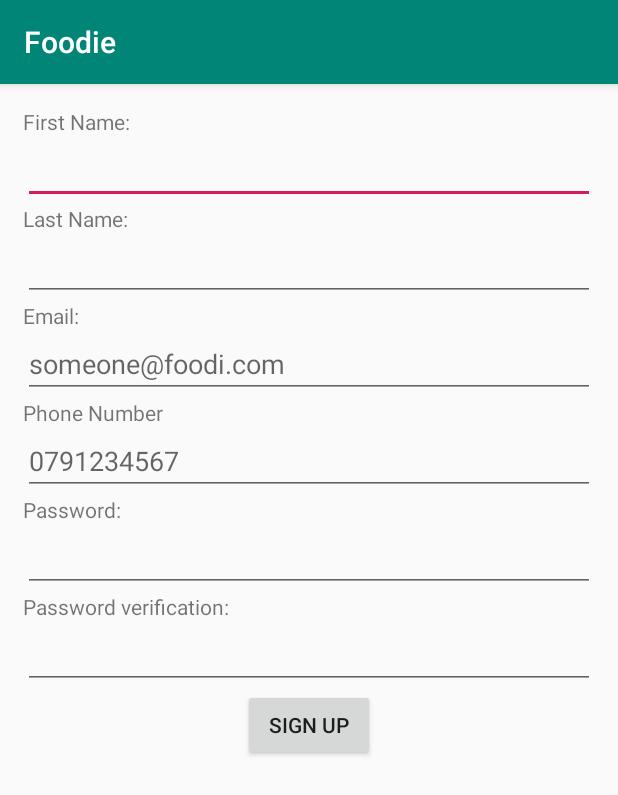
After one commit to hamzajbr40/Foodie, an Android app: the SignUpActivity screen opened directly, with no data from a screen before it, on a phone screen of 412 x 824 dp. The commit adds this screen. Shown: the top 795 px of the screen. Run offline under Robolectric (Android 15) with nearby library versions, the phone set to English and light mode, and no system bars.

Commit message:
i made a new layout for the signUp that have the main attributes for the registrations and then i connected the signUp button that is in the welcome layout with the new signUp layout

```diff
--- a/app/src/main/AndroidManifest.xml
+++ b/app/src/main/AndroidManifest.xml
@@ -19,7 +19,8 @@
             </intent-filter>
         </activity>
         <activity android:name=".Category_Activity" />
-        <activity android:name=".LoginActivity"></activity>
+        <activity android:name=".LoginActivity" />
+        <activity android:name=".SignUpActivity"></activity>
     </application>
 
 </manifest>
--- /dev/null
+++ b/app/src/main/java/com/dev40/foodie/SignUpActivity.java
@@ -0,0 +1,13 @@
+package com.dev40.foodie;
+
+import android.support.v7.app.AppCompatActivity;
+import android.os.Bundle;
+
+public class SignUpActivity extends AppCompatActivity {
+
+    @Override
+    protected void onCreate(Bundle savedInstanceState) {
+        super.onCreate(savedInstanceState);
+        setContentView(R.layout.activity_sign_up);
+    }
+}
--- a/app/src/main/java/com/dev40/foodie/WellcomeActivity.java
+++ b/app/src/main/java/com/dev40/foodie/WellcomeActivity.java
@@ -18,6 +18,7 @@ public class WellcomeActivity extends Activity {
 
         Button skipButton = (Button) findViewById(R.id.skip_btn);
         Button loginButton = (Button) findViewById(R.id.login_Activity_btn);
+        Button signUpButton = (Button) findViewById(R.id.signup_btn);
 
     }
 
@@ -29,4 +30,8 @@ public class WellcomeActivity extends Activity {
         intent = new Intent(this, Category_Activity.class);
         startActivity(intent);
     }
+    public void signUp(View view) {
+        intent = new Intent(this, SignUpActivity.class);
+        startActivity(intent);
+    }
 }
--- /dev/null
+++ b/app/src/main/res/layout/activity_sign_up.xml
@@ -0,0 +1,83 @@
+<?xml version="1.0" encoding="utf-8"?>
+<LinearLayout xmlns:android="http://schemas.android.com/apk/res/android"
+    xmlns:app="http://schemas.android.com/apk/res-auto"
+    xmlns:tools="http://schemas.android.com/tools"
+    android:layout_width="match_parent"
+    android:layout_height="match_parent"
+    android:orientation="vertical"
+    android:layout_margin="15sp"
+    tools:context=".SignUpActivity">
+
+    <TextView
+        android:layout_width="wrap_content"
+        android:layout_height="wrap_content"
+        android:text="First Name:" />
+
+    <EditText
+        android:id="@+id/firstName"
+        android:layout_width="match_parent"
+        android:layout_height="wrap_content" />
+
+    <TextView
+        android:layout_width="wrap_content"
+        android:layout_height="wrap_content"
+        android:text="Last Name:" />
+
+    <EditText
+        android:id="@+id/lastName"
+        android:layout_width="match_parent"
+        android:layout_height="wrap_content" />
+
+    <TextView
+        android:layout_width="wrap_content"
+        android:layout_height="wrap_content"
+        android:text="Email:" />
+
+    <EditText
+        android:id="@+id/emailAddress"
+        android:layout_width="match_parent"
+        android:layout_height="wrap_content"
+        android:hint="someone@foodi.com" />
+
+    <TextView
+        android:layout_width="wrap_content"
+        android:layout_height="wrap_content"
+        android:text="Phone Number" />
+
+    <EditText
+        android:id="@+id/phoneNumber"
+        android:layout_width="match_parent"
+        android:layout_height="wrap_content"
+        android:hint="0791234567" />
+
+    <TextView
+        android:layout_width="wrap_content"
+        android:layout_height="wrap_content"
+        android:text="Password:" />
+
+    <EditText
+        android:id="@+id/password"
+        android:layout_width="match_parent"
+        android:layout_height="wrap_content"
+        android:ems="10"
+        android:inputType="numberPassword" />
+    <TextView
+        android:layout_width="wrap_content"
+        android:layout_height="wrap_content"
+        android:text="Password verification:" />
+
+    <EditText
+        android:id="@+id/passwordVerification"
+        android:layout_width="match_parent"
+        android:layout_height="wrap_content"
+        android:ems="10"
+        android:inputType="numberPassword" />
+    <Button
+        android:layout_width="wrap_content"
+        android:layout_height="wrap_content"
+        android:text="Sign Up"
+        android:layout_gravity="center" />
+
+
+
+</LinearLayout>
--- a/app/src/main/res/layout/activity_wellcome.xml
+++ b/app/src/main/res/layout/activity_wellcome.xml
@@ -62,7 +62,8 @@
         android:background="#CA6F1E"
         android:text="Sign up"
         android:textColor="@android:color/white"
-        android:textSize="25sp" />
+        android:textSize="25sp"
+        android:onClick="signUp"/>
 
 
 
```
